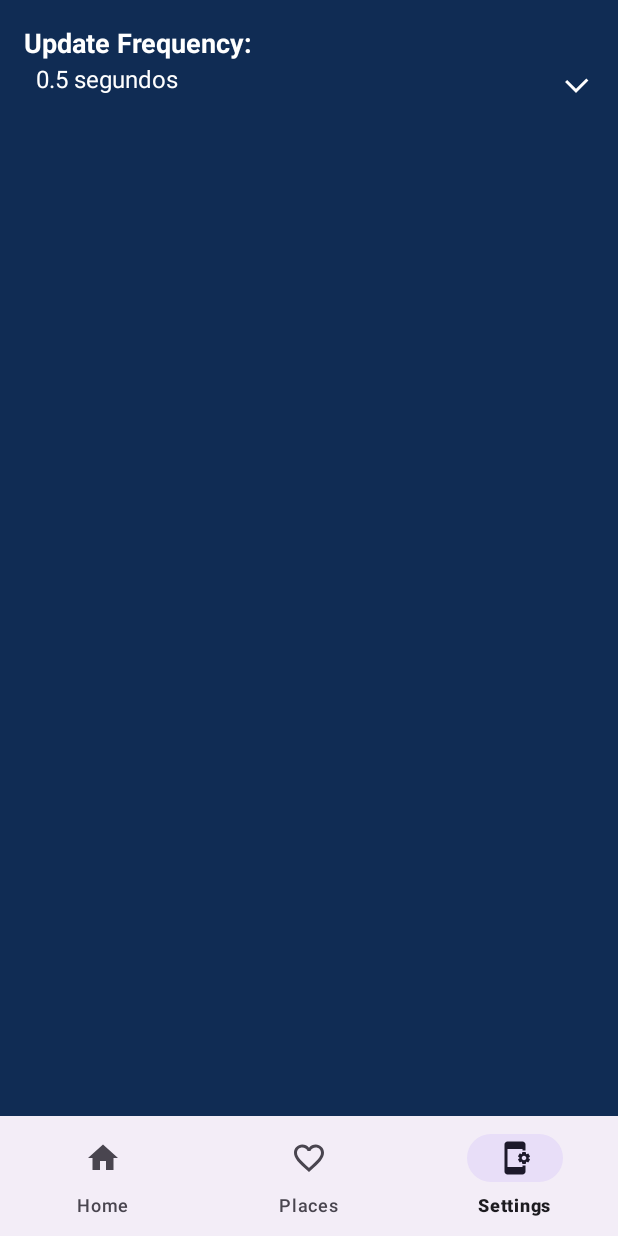
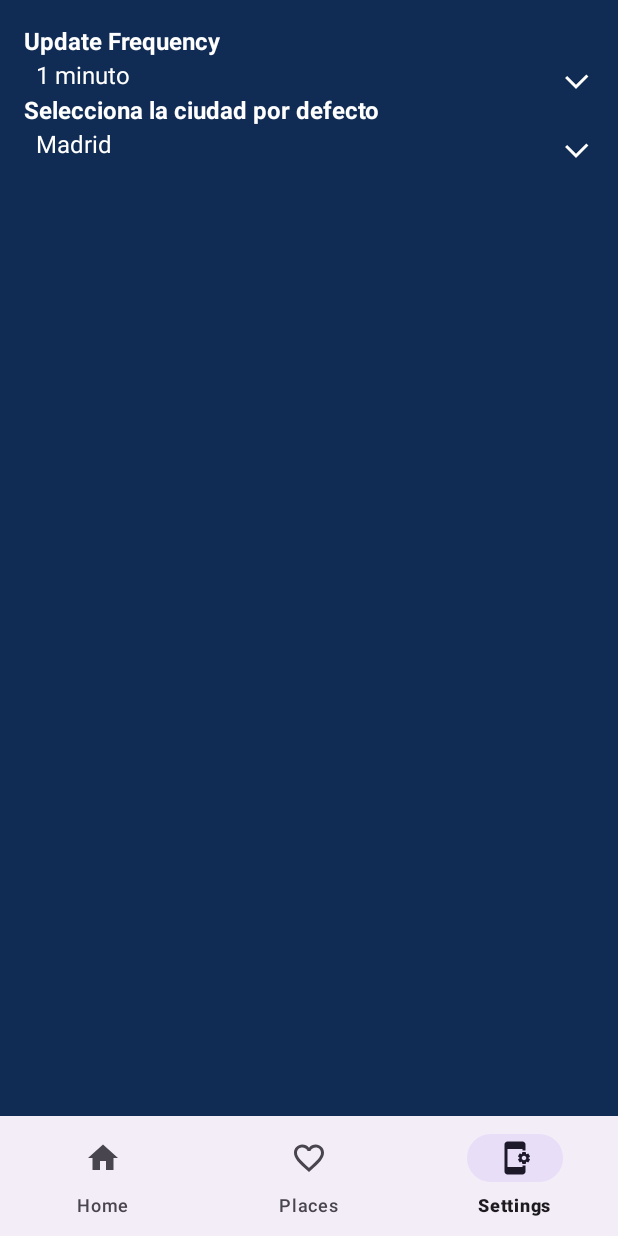
Before and after one commit to mariaperez15/myWeatherApp, an Android app: the screen it shows after launch (MainActivity), item 3 of the bottom bar chosen, on a phone screen of 412 x 824 dp. Run offline under Robolectric (Android 15) with nearby library versions, the phone set to English and light mode, and no system bars.

Commit message:
Cambiar ciudad por defecto en el home

```diff
--- a/app/src/main/java/com/example/myweatherapp/DataStoreManager.kt
+++ b/app/src/main/java/com/example/myweatherapp/DataStoreManager.kt
@@ -3,6 +3,7 @@ package com.example.myweatherapp
 import android.content.Context
 import androidx.datastore.preferences.core.Preferences
 import androidx.datastore.preferences.core.edit
+import androidx.datastore.preferences.core.doublePreferencesKey
 import androidx.datastore.preferences.core.stringPreferencesKey
 import androidx.datastore.preferences.preferencesDataStore
 import kotlinx.coroutines.flow.Flow
@@ -11,14 +12,45 @@ import kotlinx.coroutines.flow.map
 class DataStoreManager(private val context: Context) {
 
     companion object {
-        private val Context.dataStore by preferencesDataStore("settings")
-        val UPDATE_FREQUENCY_KEY = stringPreferencesKey("update_frequency")
+        private val Context.dataStore by preferencesDataStore(name = "settings")
+        private val SELECTED_CITY_KEY = stringPreferencesKey("selected_city")
+        private val SELECTED_CITY_LAT_KEY = doublePreferencesKey("selected_city_lat")
+        private val SELECTED_CITY_LON_KEY = doublePreferencesKey("selected_city_lon")
+        private val UPDATE_FREQUENCY_KEY = stringPreferencesKey("update_frequency")
     }
+
+    val selectedCity: Flow<String?> = context.dataStore.data
+        .map { preferences ->
+            preferences[SELECTED_CITY_KEY]
+        }
+
+    val selectedCityLatitude: Flow<Double?> = context.dataStore.data
+        .map { preferences ->
+            preferences[SELECTED_CITY_LAT_KEY]
+        }
+
+    val selectedCityLongitude: Flow<Double?> = context.dataStore.data
+        .map { preferences ->
+            preferences[SELECTED_CITY_LON_KEY]
+        }
 
     val updateFrequency: Flow<String?> = context.dataStore.data
         .map { preferences ->
             preferences[UPDATE_FREQUENCY_KEY]
         }
+
+    suspend fun setSelectedCity(city: String) {
+        context.dataStore.edit { preferences ->
+            preferences[SELECTED_CITY_KEY] = city
+        }
+    }
+
+    suspend fun setSelectedCityCoordinates(latitude: Double, longitude: Double) {
+        context.dataStore.edit { preferences ->
+            preferences[SELECTED_CITY_LAT_KEY] = latitude
+            preferences[SELECTED_CITY_LON_KEY] = longitude
+        }
+    }
 
     suspend fun setUpdateFrequency(frequency: String) {
         context.dataStore.edit { preferences ->
--- a/app/src/main/java/com/example/myweatherapp/Home.kt
+++ b/app/src/main/java/com/example/myweatherapp/Home.kt
@@ -1,9 +1,6 @@
 package com.example.myweatherapp
 
-import android.annotation.SuppressLint
-import android.content.Context
 import android.content.Intent
-import android.content.SharedPreferences
 import android.os.Bundle
 import android.os.Handler
 import android.os.Looper
@@ -16,13 +13,12 @@ import androidx.lifecycle.lifecycleScope
 import androidx.recyclerview.widget.LinearLayoutManager
 import com.example.myweatherapp.databinding.FragmentHomeBinding
 import kotlinx.coroutines.Dispatchers
+import kotlinx.coroutines.flow.first
 import kotlinx.coroutines.launch
 import retrofit2.Retrofit
 import retrofit2.converter.gson.GsonConverterFactory
 import java.text.SimpleDateFormat
-import java.util.Calendar
-import java.util.Date
-import java.util.Locale
+import java.util.*
 
 class Home : Fragment() {
     private lateinit var temperatureAdapter: TemperatureAdapter
@@ -62,8 +58,14 @@ class Home : Fragment() {
         lifecycleScope.launch {
             dataStoreManager.updateFrequency.collect { frequency ->
                 updateFrequency = getUpdateFrequency(frequency)
-                startPeriodicUpdates(40.42, -3.6999998, "Madrid")
             }
+        }
+
+        lifecycleScope.launch {
+            val selectedCity = dataStoreManager.selectedCity.first() ?: "Madrid"
+            val latitude = dataStoreManager.selectedCityLatitude.first() ?: 40.42
+            val longitude = dataStoreManager.selectedCityLongitude.first() ?: -3.6999998
+            startPeriodicUpdates(latitude, longitude, selectedCity)
         }
 
         binding.addButton.setOnClickListener {
@@ -139,7 +141,7 @@ class Home : Fragment() {
                             binding.temperatureMin.text = "${it} °C"
                         }
                     }
-                    updateCurrentTime() // Add this line to update the time
+                    updateCurrentTime()
                 } else {
                     Log.e("HomeFragment", "Failed to fetch data for $cityName")
                 }
@@ -173,9 +175,9 @@ class Home : Fragment() {
     private fun getUpdateFrequency(frequency: String?): Long {
         val defaultFrequency = 900000 // Default to 15 minutes in milliseconds
         return when (frequency) {
-            "medio segundo" -> 500 // 0.5 segundos en milisegundos
             "1 minuto" -> 60000 // 1 minuto en milisegundos
             "2 minutos" -> 120000 // 2 minutos en milisegundos
+            "3 minutos" -> 180000 // 3 minutos en milisegundos
             "15 minutos" -> 900000 // 15 minutos en milisegundos
             else -> defaultFrequency.toLong()
         }
--- a/app/src/main/java/com/example/myweatherapp/Settings.kt
+++ b/app/src/main/java/com/example/myweatherapp/Settings.kt
@@ -1,7 +1,5 @@
 package com.example.myweatherapp
 
-import android.content.Context
-import android.content.SharedPreferences
 import android.os.Bundle
 import android.view.LayoutInflater
 import android.view.View
@@ -16,6 +14,7 @@ import kotlinx.coroutines.launch
 class Settings : Fragment() {
 
     private lateinit var updateFrequencySpinner: Spinner
+    private lateinit var citySpinner: Spinner
     private lateinit var dataStoreManager: DataStoreManager
 
     override fun onCreateView(
@@ -26,13 +25,19 @@ class Settings : Fragment() {
 
         dataStoreManager = DataStoreManager(requireContext())
         updateFrequencySpinner = view.findViewById(R.id.updateFrequencySpinner)
+        citySpinner = view.findViewById(R.id.citySpinner)
 
-        setupSpinner()
+        setupSpinners()
 
         return view
     }
 
-    private fun setupSpinner() {
+    private fun setupSpinners() {
+        setupUpdateFrequencySpinner()
+        setupCitySpinner()
+    }
+
+    private fun setupUpdateFrequencySpinner() {
         val options = resources.getStringArray(R.array.update_frequency_options)
         val adapter = ArrayAdapter(requireContext(), android.R.layout.simple_spinner_item, options)
         adapter.setDropDownViewResource(android.R.layout.simple_spinner_dropdown_item)
@@ -60,4 +65,36 @@ class Settings : Fragment() {
             }
         }
     }
+
+    private fun setupCitySpinner() {
+        val cityNames = resources.getStringArray(R.array.city_names)
+        val cityCoordinates = resources.getStringArray(R.array.city_coordinates)
+        val cityAdapter = ArrayAdapter(requireContext(), android.R.layout.simple_spinner_item, cityNames)
+        cityAdapter.setDropDownViewResource(android.R.layout.simple_spinner_dropdown_item)
+        citySpinner.adapter = cityAdapter
+
+        lifecycleScope.launch {
+            dataStoreManager.selectedCity.collect { selectedCity ->
+                val position = cityNames.indexOf(selectedCity)
+                if (position >= 0) {
+                    citySpinner.setSelection(position)
+                }
+            }
+        }
+
+        citySpinner.onItemSelectedListener = object : AdapterView.OnItemSelectedListener {
+            override fun onItemSelected(parent: AdapterView<*>?, view: View?, position: Int, id: Long) {
+                val selectedCity = cityNames[position]
+                val selectedCoordinates = cityCoordinates[position].split(",").map { it.toDouble() }
+                lifecycleScope.launch {
+                    dataStoreManager.setSelectedCity(selectedCity)
+                    dataStoreManager.setSelectedCityCoordinates(selectedCoordinates[0], selectedCoordinates[1])
+                }
+            }
+
+            override fun onNothingSelected(parent: AdapterView<*>?) {
+                // Not implemented
+            }
+        }
+    }
 }
--- a/app/src/main/res/layout/fragment_settings.xml
+++ b/app/src/main/res/layout/fragment_settings.xml
@@ -9,8 +9,8 @@
     <TextView
         android:layout_width="wrap_content"
         android:layout_height="wrap_content"
-        android:text="Update Frequency:"
-        android:textSize="18sp"
+        android:text="Update Frequency"
+        android:textSize="16sp"
         android:textStyle="bold"
         android:textColor="@android:color/white" />
 
@@ -24,4 +24,21 @@
         android:gravity="end"
         android:textColor="@android:color/white" />
 
+    <TextView
+        android:layout_width="wrap_content"
+        android:layout_height="wrap_content"
+        android:textSize="16sp"
+        android:textStyle="bold"
+        android:text="Selecciona la ciudad por defecto" />
+
+    <Spinner
+        android:id="@+id/citySpinner"
+        android:layout_width="match_parent"
+        android:layout_height="wrap_content"
+        android:background="@drawable/custom_spinner_background"
+        style="@style/SpinnerDropDownStyle"
+        android:entries="@array/city_names"
+        android:gravity="end"
+        android:textColor="@android:color/white" />
+
 </LinearLayout>
--- a/app/src/main/res/values/arrays.xml
+++ b/app/src/main/res/values/arrays.xml
@@ -1,9 +1,36 @@
 <?xml version="1.0" encoding="utf-8"?>
 <resources>
     <string-array name="update_frequency_options">
-        <item>0.5 segundos</item>
         <item>1 minuto</item>
         <item>2 minutos</item>
+        <item>3 minutos</item>
         <item>15 minutos</item>
     </string-array>
+    <string-array name="city_names">
+        <item>Madrid</item>
+        <item>Barcelona</item>
+        <item>Sevilla</item>
+        <item>León</item>
+        <item>Valladolid</item>
+        <item>Pamplona</item>
+        <item>Almería</item>
+        <item>Málaga</item>
+        <item>Córdoba</item>
+        <item>Huelva</item>
+        <item>Nueva York</item>
+    </string-array>
+
+    <string-array name="city_coordinates">
+        <item>40.42,-3.6999998</item>
+        <item>41.3888, 2.159</item>
+        <item>37.3828, -5.9732</item>
+        <item>42.6, -5.5703</item>
+        <item>41.6552, -4.7237</item>
+        <item>42.8169, -1.6432</item>
+        <item>36.8381, -2.4597</item>
+        <item>36.7202, -4.4203</item>
+        <item>37.8916, -4.7728</item>
+        <item>37.2664, -6.94</item>
+        <item>40.7143, -74.006</item>
+    </string-array>
 </resources>
```
